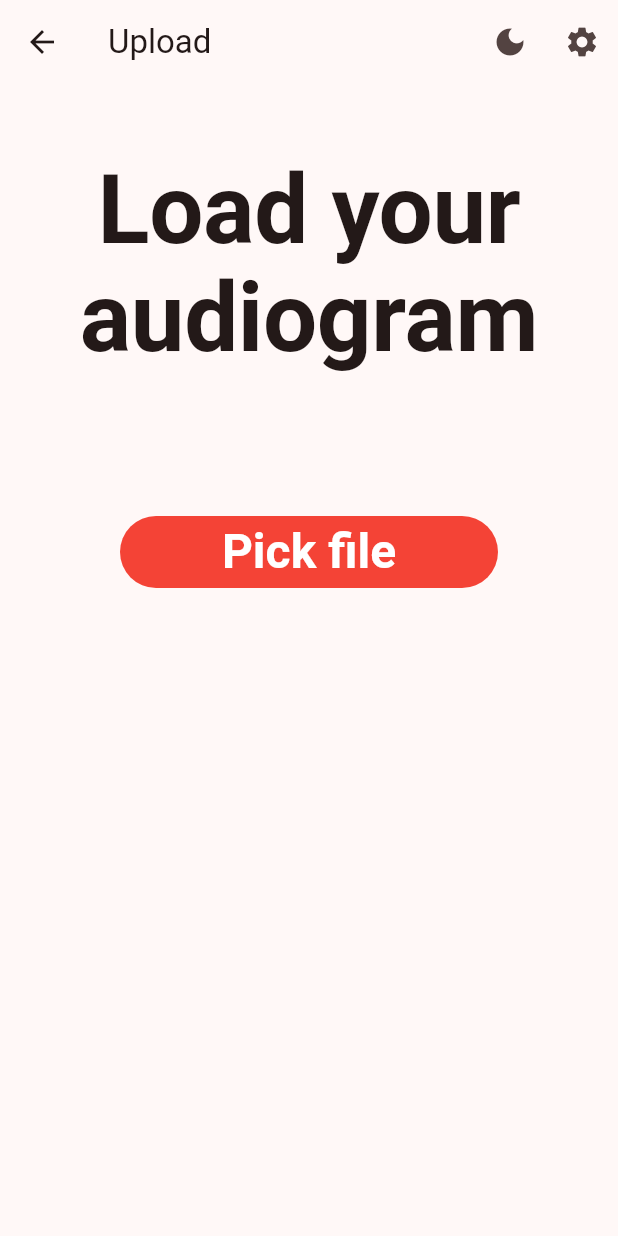
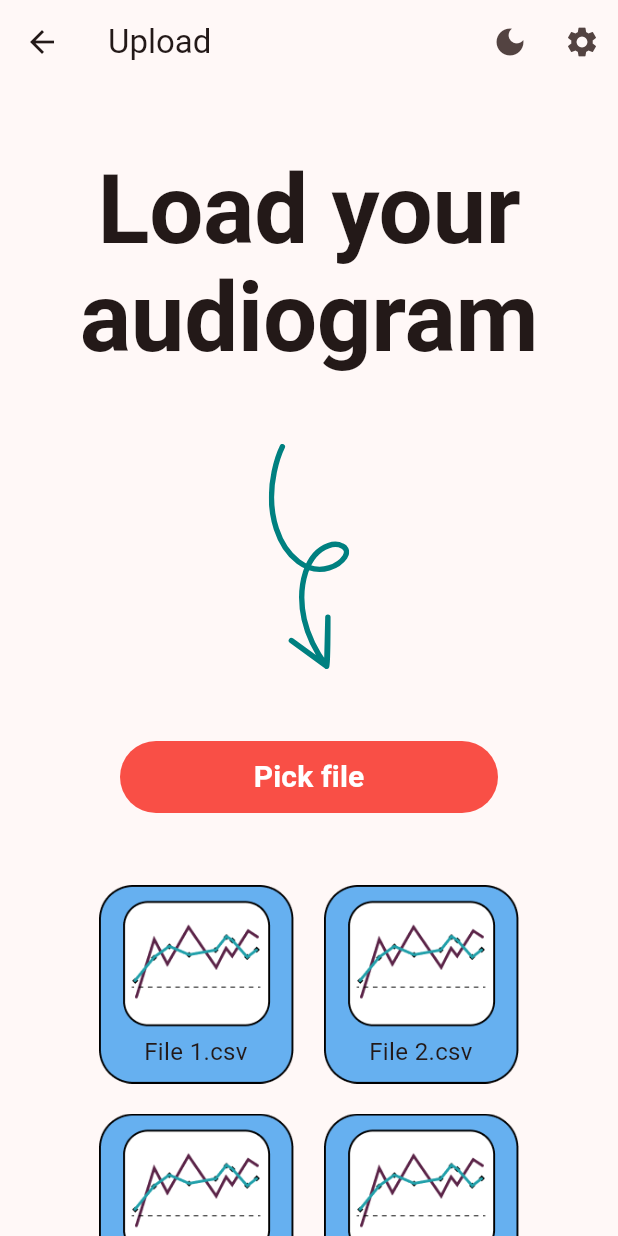
Before and after one commit to HearMate/hear-mate-app, a Flutter app: the EchoParseUploadScreen screen opened by its route, on a phone screen of 412 x 824 dp. Run offline on Flutter 3.47's test engine with Material 3 defaults, Android fonts, the phone set to English and light mode, and no system bars; our stand-ins replace audioplayers, bloc, file_picker, fl_chart, flutter_bloc, flutter_svg and 2 more; accounts and stored records are empty; generated files the repository leaves out were written again; statements that could not run were skipped.

Commit message:
restored upload_page to its previous glory,

```diff
--- a/lib/modules/echo_parse/screens/echo_parse_upload_page/echo_parse_upload_page.dart
+++ b/lib/modules/echo_parse/screens/echo_parse_upload_page/echo_parse_upload_page.dart
@@ -41,17 +41,15 @@ class EchoParseUploadScreen extends StatelessWidget {
                           Container(
                             padding: EdgeInsets.all(16),
                             decoration: BoxDecoration(
-                              color: Colors.cyan,
+                              color: Colors.teal,
                               borderRadius: BorderRadius.circular(20),
                             ),
                             child: Image.memory(state.image!),
                           ),
                           SizedBox(height: 48),
+
                           FilledButton(
-                            style: FilledButton.styleFrom(
-                              minimumSize: Size(252, 48),
-                              backgroundColor: Theme.of(context).primaryColor,
-                            ),
+                            style: Theme.of(context).filledButtonTheme.style,
                             onPressed: () {
                               context.read<EchoParseBloc>().add(
                                 EchoParseUploadAudiogramFileToServerEvent(),
@@ -65,18 +63,26 @@ class EchoParseUploadScreen extends StatelessWidget {
                               AppLocalizations.of(
                                 context,
                               )!.echoparse_upload_buttonUpload,
-                              style: Theme.of(context).textTheme.displayMedium
-                                  ?.copyWith(color: Colors.white),
+                              style: Theme.of(context).textTheme.labelLarge,
                             ),
                           ),
+                          const SizedBox(height: 10),
                         ],
                       ),
-                    SizedBox(height: 48),
+
+                    if (state.image == null)
+                      Column(
+                        children: [
+                          Lottie.asset(
+                            "assets/lotties/echoparse_arrow_upload.json",
+                            height: 150,
+                          ),
+                          SizedBox(height: 48),
+                        ],
+                      ),
+
                     FilledButton(
-                      style: FilledButton.styleFrom(
-                        minimumSize: Size(252, 48),
-                        backgroundColor: Colors.red,
-                      ),
+                      style: Theme.of(context).filledButtonTheme.style,
                       onPressed: () {
                         context.read<EchoParseBloc>().add(
                           EchoParseChooseAudiogramFileEvent(),
@@ -86,9 +92,56 @@ class EchoParseUploadScreen extends StatelessWidget {
                         AppLocalizations.of(
                           context,
                         )!.echoparse_upload_buttonPick,
-                        style: Theme.of(context).textTheme.displayMedium
-                            ?.copyWith(color: Colors.white),
+                        style: Theme.of(context).textTheme.labelLarge,
                       ),
+                    ),
+                    SizedBox(height: 48),
+
+                    LayoutBuilder(
+                      builder: (context, constraints) {
+                        final double itemWidth =
+                            MediaQuery.of(context).size.width > 500
+                                ? 200.0
+                                : 130.0;
+                        final double spacing =
+                            MediaQuery.of(context).size.width > 500
+                                ? 40.0
+                                : 20.0;
+                        final double bottomNum =
+                            MediaQuery.of(context).size.width > 500
+                                ? 20.0
+                                : 10.0;
+
+                        return Wrap(
+                          spacing: spacing,
+                          runSpacing: spacing,
+                          children: List.generate(
+                            6,
+                            (index) => SizedBox(
+                              width: itemWidth,
+                              child: Stack(
+                                children: [
+                                  Image.asset(
+                                    "assets/images/saved-file-mock.png",
+                                    width: itemWidth,
+                                  ),
+                                  Positioned(
+                                    bottom: bottomNum,
+                                    left: 30,
+                                    child: Text(
+                                      // TODO: Change the code to dynamic names
+                                      "File ${index + 1}.csv".length > 10
+                                          ? "${"File ${index + 1}.csv".substring(0, 7)}..."
+                                          : "File ${index + 1}.csv",
+                                      maxLines: 1,
+                                    ),
+                                  ),
+                                ],
+                              ),
+                            ),
+                          ),
+                        );
+                      },
                     ),
                   ],
                 ),
```
Also changed, not shown: lib/home_page.dart (+12 -13 lines), packages/hm_theme/lib/hm_theme.dart (+27 -19 lines).
